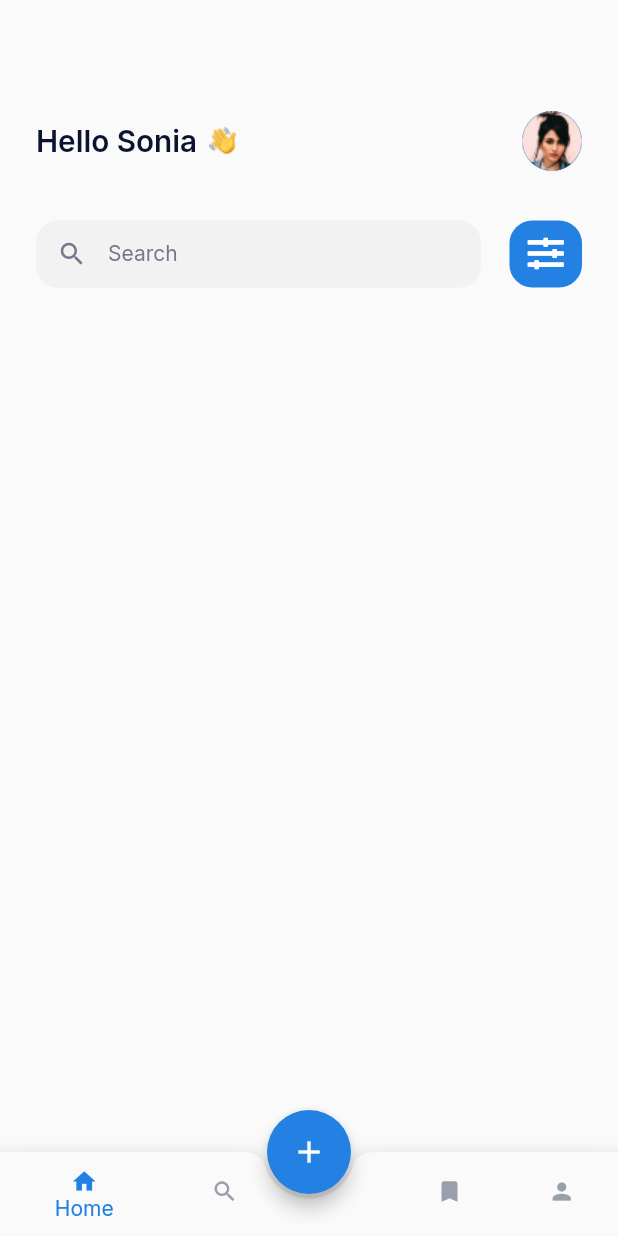
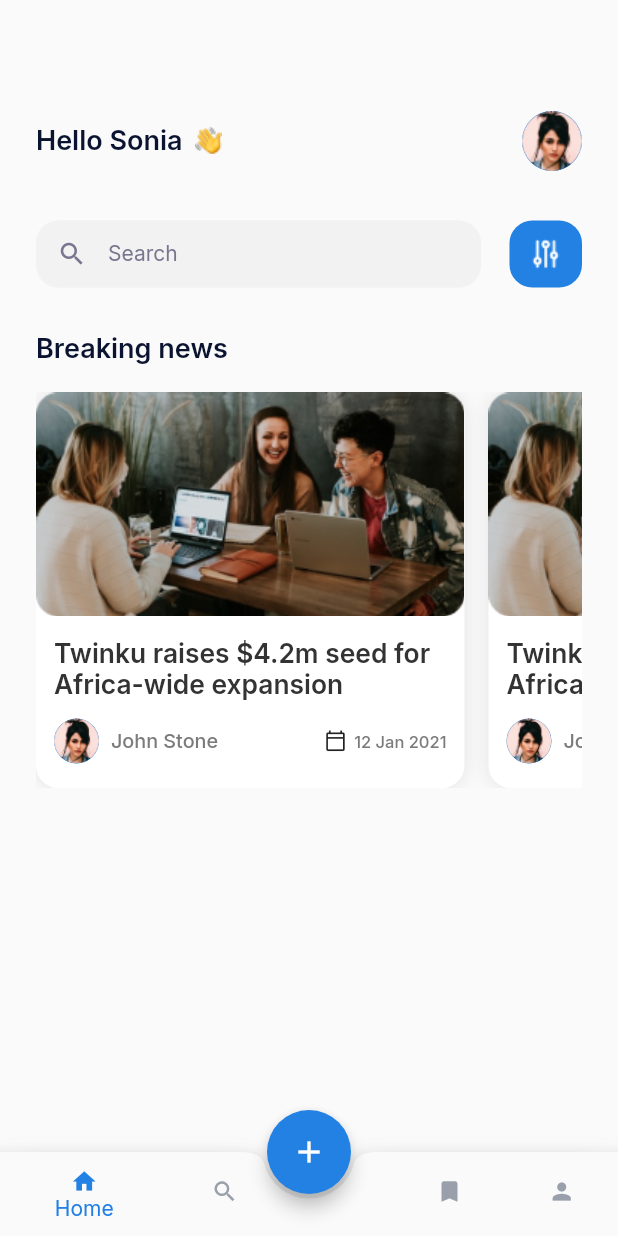
Before and after one commit to deecodez/Blog_App, a Flutter app: the screen it shows after launch, on a phone screen of 412 x 824 dp. Run offline on Flutter 3.47's test engine with Material 2 defaults, Android fonts, the phone set to English and light mode, and no system bars; our stand-ins replace flutter_screenutil, google_fonts.

Commit message:
home screen not completed

```diff
--- a/lib/const/text_syle.dart
+++ b/lib/const/text_syle.dart
@@ -8,4 +8,12 @@ class TextStyling {
     fontSize: 14,
     color: Color(0xFF78768E),
   );
+
+  static const headingStyle = TextStyle(
+    fontFamily: 'Inter',
+    fontStyle: FontStyle.normal,
+    fontWeight: FontWeight.w600,
+    fontSize: 18,
+    color: Color(0xFF0A1330),
+  );
 }
--- a/lib/main.dart
+++ b/lib/main.dart
@@ -1,4 +1,3 @@
-import 'package:blog_app/screens/login_screen.dart';
 import 'package:flutter/material.dart';
 import 'package:flutter_screenutil/flutter_screenutil.dart';
 import 'package:google_fonts/google_fonts.dart';
--- a/lib/screens/bottom_bar.dart
+++ b/lib/screens/bottom_bar.dart
@@ -1,4 +1,3 @@
-import 'package:blog_app/const/app_icon.dart';
 import 'package:blog_app/const/colors.dart';
 import 'package:blog_app/screens/home_screen.dart';
 import 'package:blog_app/screens/profile_screen.dart';
--- a/lib/screens/home_screen.dart
+++ b/lib/screens/home_screen.dart
@@ -1,8 +1,8 @@
 import 'package:blog_app/const/colors.dart';
+import 'package:blog_app/const/text_syle.dart';
 import 'package:blog_app/screens/login_screen.dart';
 import 'package:flutter/material.dart';
 import 'package:flutter_screenutil/flutter_screenutil.dart';
-import 'package:font_awesome_flutter/font_awesome_flutter.dart';
 
 class HomeScreen extends StatelessWidget {
   const HomeScreen({Key? key}) : super(key: key);
@@ -19,15 +19,9 @@ class HomeScreen extends StatelessWidget {
               children: [
                 Row(
                   children: [
-                    Text(
+                    const Text(
                       'Hello Sonia',
-                      style: TextStyle(
-                        fontFamily: 'Inter',
-                        fontStyle: FontStyle.normal,
-                        fontWeight: FontWeight.w600,
-                        fontSize: 18.sp,
-                        color: const Color(0xFF0A1330),
-                      ),
+                      style: TextStyling.headingStyle,
                     ),
                     const SizedBox(width: 8.0),
                     Image.asset('assets/images/hand.png')
@@ -55,19 +49,209 @@ class HomeScreen extends StatelessWidget {
                     color: AppColor.primaryColor,
                     borderRadius: BorderRadius.circular(15.r),
                   ),
-                  child: const Center(
-                    child: FaIcon(
-                      FontAwesomeIcons.slidersH,
-                      color: Colors.white,
-                      // size: 20.0,
-                    ),
-                  ),
+                  child: Center(
+                      child: Image.asset('assets/images/filter_icon.png')),
                 ),
               ],
             ),
+            const SizedBox(height: 30.0),
+            const Text(
+              'Breaking news',
+              style: TextStyling.headingStyle,
+            ),
+            const SizedBox(height: 18.0),
+            BlogGrid(),
           ],
         ),
       ),
     );
   }
 }
+
+class BlogContainer extends StatelessWidget {
+  final String blogImg;
+  final String blogTitle;
+  final String authorImg;
+  final String authorName;
+  final String datePosted;
+  const BlogContainer({
+    required this.blogImg,
+    required this.blogTitle,
+    required this.authorImg,
+    required this.authorName,
+    required this.datePosted,
+    Key? key,
+  }) : super(key: key);
+
+  @override
+  Widget build(BuildContext context) {
+    return Container(
+      width: 287.w,
+      // height: 300.h,
+      decoration: BoxDecoration(
+        color: Colors.white,
+        borderRadius: BorderRadius.circular(15.r),
+        boxShadow: const [
+          BoxShadow(
+            // rgba(130, 130, 130, 0.19);
+            color: Color.fromRGBO(130, 130, 130, 0.19),
+            // spreadRadius: 5,
+            blurRadius: 10,
+            // offset: Offset(0, 4), // changes position of shadow
+          ),
+        ],
+      ),
+      child: Column(
+        crossAxisAlignment: CrossAxisAlignment.start,
+        children: [
+          Image.asset(
+            blogImg,
+            width: double.infinity,
+            // height: 150.h,
+          ),
+          const SizedBox(height: 14.0),
+          Container(
+            padding: const EdgeInsets.only(left: 12.0, right: 12.0),
+            child: Column(
+              children: [
+                Text(
+                  blogTitle,
+                  style: TextStyle(
+                    fontFamily: 'Inter',
+                    fontStyle: FontStyle.normal,
+                    fontWeight: FontWeight.w600,
+                    fontSize: 16.sp,
+                    color: const Color(0xFF333333),
+                  ),
+                ),
+                const SizedBox(height: 12.0),
+                Row(
+                  mainAxisAlignment: MainAxisAlignment.spaceBetween,
+                  children: [
+                    Row(
+                      children: [
+                        CircleAvatar(
+                          radius: 15,
+                          backgroundImage: AssetImage(
+                            authorImg,
+                          ),
+                        ),
+                        const SizedBox(width: 8.0),
+                        Text(
+                          authorName,
+                          style: TextStyle(
+                            fontFamily: 'Inter',
+                            fontStyle: FontStyle.normal,
+                            fontWeight: FontWeight.w500,
+                            fontSize: 12.sp,
+                            color: const Color(0xFF7B7B7B),
+                          ),
+                        )
+                      ],
+                    ),
+                    Row(
+                      children: [
+                        const Icon(
+                          Icons.calendar_today_outlined,
+                          size: 15.0,
+                        ),
+                        const SizedBox(width: 5.0),
+                        Text(
+                          datePosted,
+                          style: TextStyle(
+                            fontFamily: 'Inter',
+                            fontStyle: FontStyle.normal,
+                            fontWeight: FontWeight.w500,
+                            fontSize: 10.sp,
+                            color: const Color(0xFF7B7B7B),
+                          ),
+                        )
+                      ],
+                    ),
+                  ],
+                ),
+              ],
+            ),
+          ),
+        ],
+      ),
+    );
+  }
+}
+
+class BlogDetails {
+  final String blogImg;
+  final String blogTitle;
+  final String authorImg;
+  final String authorName;
+  final String datePosted;
+
+  BlogDetails({
+    required this.blogImg,
+    required this.blogTitle,
+    required this.authorImg,
+    required this.authorName,
+    required this.datePosted,
+  });
+}
+
+class BlogGrid extends StatelessWidget {
+  BlogGrid({Key? key}) : super(key: key);
+  final List<BlogDetails> blogDetails = [
+    BlogDetails(
+      blogImg: 'assets/images/blog_image.png',
+      blogTitle: 'Twinku raises \$4.2m seed for Africa-wide expansion',
+      authorImg: 'assets/images/profile_pic.png',
+      authorName: 'John Stone',
+      datePosted: '12 Jan 2021',
+    ),
+    BlogDetails(
+      blogImg: 'assets/images/blog_image.png',
+      blogTitle: 'Twinku raises \$4.2m seed for Africa-wide expansion',
+      authorImg: 'assets/images/profile_pic.png',
+      authorName: 'John Stone',
+      datePosted: '12 Jan 2021',
+    ),
+    BlogDetails(
+      blogImg: 'assets/images/blog_image.png',
+      blogTitle: 'Twinku raises \$4.2m seed for Africa-wide expansion',
+      authorImg: 'assets/images/profile_pic.png',
+      authorName: 'John Stone',
+      datePosted: '12 Jan 2021',
+    ),
+    BlogDetails(
+      blogImg: 'assets/images/blog_image.png',
+      blogTitle: 'Twinku raises \$4.2m seed for Africa-wide expansion',
+      authorImg: 'assets/images/profile_pic.png',
+      authorName: 'John Stone',
+      datePosted: '12 Jan 2021',
+    ),
+  ];
+  @override
+  Widget build(BuildContext context) {
+    return SizedBox(
+      height: 260.h,
+      child: GridView.builder(
+        scrollDirection: Axis.horizontal,
+        itemCount: blogDetails.length,
+        gridDelegate: SliverGridDelegateWithFixedCrossAxisCount(
+          crossAxisCount: 1,
+          mainAxisExtent: 260.w,
+          childAspectRatio: 1,
+          crossAxisSpacing: 10.0,
+          mainAxisSpacing: 16.0,
+        ),
+        itemBuilder: (context, int index) {
+          final blog = blogDetails[index];
+          return BlogContainer(
+            blogImg: blog.blogImg,
+            blogTitle: blog.blogTitle,
+            authorImg: blog.authorImg,
+            authorName: blog.authorName,
+            datePosted: blog.datePosted,
+          );
+        },
+      ),
+    );
+  }
+}
```
Also changed, not shown: assets/images/blog_image.png (added), assets/images/filter_icon.png (added).
